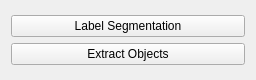
First picture: the form in ilastik/applets/objectExtraction/drawer.ui, repository ilastik/ilastik, before the edit.
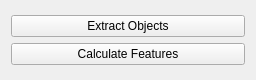
Second picture: the form after the edit.

Commit message: completed renaming of buttons in object extraction gui

Patch:
```diff
--- a/ilastik/applets/objectExtraction/drawer.ui
+++ b/ilastik/applets/objectExtraction/drawer.ui
@@ -40,14 +40,14 @@
         <string notr="true"/>
        </property>
        <property name="text">
-        <string>Label Segmentation</string>
+        <string>Extract Objects</string>
        </property>
       </widget>
      </item>
      <item>
       <widget class="QPushButton" name="extractObjectsButton">
        <property name="text">
-        <string>Extract Objects</string>
+        <string>Calculate Features</string>
        </property>
       </widget>
      </item>
```
Left out of the diff: 2 changed lines with no effect on the pictures. The commit also changes 1 other file.
